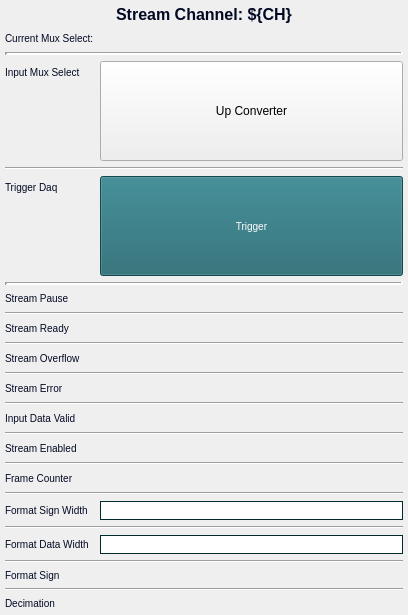
First picture: the form in individuals/up_converter_ch_stream.ui, repository cristinasewell/ATCA_PyDM_Screens, before the edit.
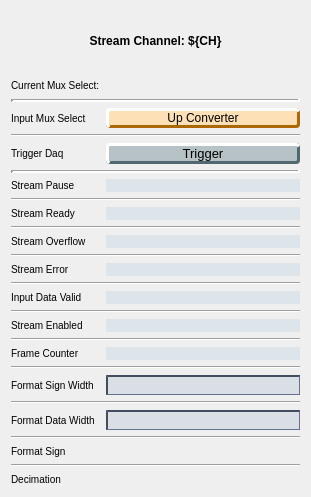
Second picture: the form after the edit. Custom widgets are drawn as their Qt base class.

```diff
--- a/individuals/up_converter_ch_stream.ui
+++ b/individuals/up_converter_ch_stream.ui
@@ -6,8 +6,8 @@
    <rect>
     <x>0</x>
     <y>0</y>
-    <width>408</width>
-    <height>615</height>
+    <width>311</width>
+    <height>497</height>
    </rect>
   </property>
   <property name="sizePolicy">
@@ -25,19 +25,38 @@
   <property name="windowTitle">
    <string>Bay1 Channel Stream </string>
   </property>
-  <layout class="QVBoxLayout" name="verticalLayout" stretch="0,1">
-   <property name="leftMargin">
-    <number>5</number>
-   </property>
-   <property name="topMargin">
-    <number>5</number>
-   </property>
-   <property name="rightMargin">
-    <number>5</number>
-   </property>
-   <property name="bottomMargin">
-    <number>5</number>
-   </property>
+  <property name="styleSheet">
+   <string notr="true">QPushButton {
+    background-color: rgb(182, 194, 198);
+    border-color: rgb(182, 204, 212) rgb(82, 104, 112) rgb(82, 104, 112) rgb(182,204,212);
+    border-style: outset;
+    border-radius: 4px;
+    border-width: 3px; 
+}
+QPushButton:flat {
+    border: none; /* no border for a flat push button */
+}
+QPushButton:hover {
+   background-color: rgb(154,170,176);
+}
+QPushButton:pressed {
+    background-color: rgb(139,195,186);
+    border-style: inset;
+    border-width: 3px;
+	border-color: rgb(47,91,84);
+}
+
+QLineEdit {
+  background-color: rgb(218,223,230);
+  border-color: rgb(66,77,96);
+  border-style: inset;
+  border-width: 2px 1px 1px 2px;
+}
+QLabel {
+  font-size: 10px;
+}</string>
+  </property>
+  <layout class="QVBoxLayout" name="verticalLayout">
    <item>
     <widget class="QLabel" name="label">
      <property name="sizePolicy">
@@ -48,8 +67,7 @@
      </property>
      <property name="styleSheet">
       <string notr="true">QLabel{
-  color:#030923;
-  font-size: 16px;
+  font-size: 12px;
   font: bold;
 }</string>
      </property>
@@ -71,12 +89,13 @@
          <verstretch>0</verstretch>
         </sizepolicy>
        </property>
+       <property name="font">
+        <font>
+         <pointsize>-1</pointsize>
+        </font>
+       </property>
        <property name="styleSheet">
-        <string notr="true">QLabel{
-  color:#030923;
-  font-size: 10px;
-  font-style: bold;
-}</string>
+        <string notr="true"/>
        </property>
        <property name="text">
         <string>Current Mux Select:</string>
@@ -118,12 +137,13 @@
      </item>
      <item row="2" column="0">
       <widget class="QLabel" name="label_14">
+       <property name="font">
+        <font>
+         <pointsize>-1</pointsize>
+        </font>
+       </property>
        <property name="styleSheet">
-        <string notr="true">QLabel{
-  color:#030923;
-  font-size: 10px;
-  font-style: bold;
-}</string>
+        <string notr="true"/>
        </property>
        <property name="text">
         <string>Input Mux Select</string>
@@ -141,6 +161,26 @@
        <property name="toolTip">
         <string/>
        </property>
+       <property name="styleSheet">
+        <string notr="true">QPushButton {
+    background-color: rgb(253,224,181);
+    border-color: rgb(253,224,181) rgb(172,104,4) rgb(172,104,4) rgb(253,224,181);
+    border-style: outset;
+    border-radius: 4px;
+    border-width: 3px; 
+}
+QPushButton:flat {
+    border: none; /* no border for a flat push button */
+}
+QPushButton:hover {
+   background-color: rgb(233,204,161);
+}
+QPushButton:pressed {
+    background-color: rgb(233,204,161);
+    border-style: inset;
+    border-width: 3px;
+}</string>
+       </property>
        <property name="text">
         <string>Up Converter</string>
        </property>
@@ -168,12 +208,13 @@
      </item>
      <item row="4" column="0">
       <widget class="QLabel" name="label_13">
+       <property name="font">
+        <font>
+         <pointsize>-1</pointsize>
+        </font>
+       </property>
        <property name="styleSheet">
-        <string notr="true">QLabel{
-  color:#030923;
-  font-size: 10px;
-  font-style: bold;
-}</string>
+        <string notr="true"/>
        </property>
        <property name="text">
         <string>Trigger Daq</string>
@@ -188,23 +229,22 @@
          <verstretch>0</verstretch>
         </sizepolicy>
        </property>
+       <property name="maximumSize">
+        <size>
+         <width>16777215</width>
+         <height>48</height>
+        </size>
+       </property>
+       <property name="font">
+        <font>
+         <pointsize>10</pointsize>
+        </font>
+       </property>
        <property name="toolTip">
         <string/>
        </property>
        <property name="styleSheet">
-        <string notr="true">QPushButton {
-  background-color: #1E646E;
-  border-color: #F3B749;
-  color:white;
-  font-size: 10px;
-}
-QPushButton:pressed{
-  background-color: #023459;
-  font: bold
-}
-QPushButton:hover{
-  border-style: outset;
-}</string>
+        <string notr="true"/>
        </property>
        <property name="text">
         <string>Trigger</string>
@@ -229,12 +269,13 @@
      </item>
      <item row="6" column="0">
       <widget class="QLabel" name="label_3">
+       <property name="font">
+        <font>
+         <pointsize>-1</pointsize>
+        </font>
+       </property>
        <property name="styleSheet">
-        <string notr="true">QLabel{
-  color:#030923;
-  font-size: 10px;
-  font-style: bold;
-}</string>
+        <string notr="true"/>
        </property>
        <property name="text">
         <string>Stream Pause</string>
@@ -245,14 +286,16 @@
       <widget class="PyDMLabel" name="PyDMLabel">
        <property name="font">
         <font>
-         <pointsize>10</pointsize>
+         <pointsize>-1</pointsize>
         </font>
        </property>
        <property name="toolTip">
         <string/>
        </property>
        <property name="styleSheet">
-        <string notr="true"/>
+        <string notr="true">QLabel{
+  background-color: rgb(222,229,234);
+}</string>
        </property>
        <property name="text">
         <string/>
@@ -271,12 +314,13 @@
      </item>
      <item row="8" column="0">
       <widget class="QLabel" name="label_4">
+       <property name="font">
+        <font>
+         <pointsize>-1</pointsize>
+        </font>
+       </property>
        <property name="styleSheet">
-        <string notr="true">QLabel{
-  color:#030923;
-  font-size: 10px;
-  font-style: bold;
-}</string>
+        <string notr="true"/>
        </property>
        <property name="text">
         <string>Stream Ready</string>
@@ -287,14 +331,16 @@
       <widget class="PyDMLabel" name="PyDMLabel_2">
        <property name="font">
         <font>
-         <pointsize>10</pointsize>
+         <pointsize>-1</pointsize>
         </font>
        </property>
        <property name="toolTip">
         <string/>
        </property>
        <property name="styleSheet">
-        <string notr="true"/>
+        <string notr="true">QLabel{
+  background-color: rgb(222,229,234);
+}</string>
        </property>
        <property name="text">
         <string/>
@@ -313,12 +359,13 @@
      </item>
      <item row="10" column="0">
       <widget class="QLabel" name="label_2">
+       <property name="font">
+        <font>
+         <pointsize>-1</pointsize>
+        </font>
+       </property>
        <property name="styleSheet">
-        <string notr="true">QLabel{
-  color:#030923;
-  font-size: 10px;
-  font-style: bold;
-}</string>
+        <string notr="true"/>
        </property>
        <property name="text">
         <string>Stream Overflow</string>
@@ -329,14 +376,16 @@
       <widget class="PyDMLabel" name="PyDMLabel_3">
        <property name="font">
         <font>
-         <pointsize>10</pointsize>
+         <pointsize>-1</pointsize>
         </font>
        </property>
        <property name="toolTip">
         <string/>
        </property>
        <property name="styleSheet">
-        <string notr="true"/>
+        <string notr="true">QLabel{
+  background-color: rgb(222,229,234);
+}</string>
        </property>
        <property name="text">
         <string/>
@@ -355,12 +404,13 @@
      </item>
      <item row="12" column="0">
       <widget class="QLabel" name="label_5">
+       <property name="font">
+        <font>
+         <pointsize>-1</pointsize>
+        </font>
+       </property>
        <property name="styleSheet">
-        <string notr="true">QLabel{
-  color:#030923;
-  font-size: 10px;
-  font-style: bold;
-}</string>
+        <string notr="true"/>
        </property>
        <property name="text">
         <string>Stream Error</string>
@@ -371,14 +421,16 @@
       <widget class="PyDMLabel" name="PyDMLabel_4">
        <property name="font">
         <font>
-         <pointsize>10</pointsize>
+         <pointsize>-1</pointsize>
         </font>
        </property>
        <property name="toolTip">
         <string/>
        </property>
        <property name="styleSheet">
-        <string notr="true"/>
+        <string notr="true">QLabel{
+  background-color: rgb(222,229,234);
+}</string>
        </property>
        <property name="text">
         <string/>
@@ -397,12 +449,13 @@
      </item>
      <item row="14" column="0">
       <widget class="QLabel" name="label_6">
+       <property name="font">
+        <font>
+         <pointsize>-1</pointsize>
+        </font>
+       </property>
        <property name="styleSheet">
-        <string notr="true">QLabel{
-  color:#030923;
-  font-size: 10px;
-  font-style: bold;
-}</string>
+        <string notr="true"/>
        </property>
        <property name="text">
         <string>Input Data Valid</string>
@@ -413,14 +466,16 @@
       <widget class="PyDMLabel" name="PyDMLabel_5">
        <property name="font">
         <font>
-         <pointsize>10</pointsize>
+         <pointsize>-1</pointsize>
         </font>
        </property>
        <property name="toolTip">
         <string/>
        </property>
        <property name="styleSheet">
-        <string notr="true"/>
+        <string notr="true">QLabel{
+  background-color: rgb(222,229,234);
+}</string>
        </property>
        <property name="text">
         <string/>
@@ -439,12 +494,13 @@
      </item>
      <item row="16" column="0">
       <widget class="QLabel" name="label_7">
+       <property name="font">
+        <font>
+         <pointsize>-1</pointsize>
+        </font>
+       </property>
        <property name="styleSheet">
-        <string notr="true">QLabel{
-  color:#030923;
-  font-size: 10px;
-  font-style: bold;
-}</string>
+        <string notr="true"/>
        </property>
        <property name="text">
         <string>Stream Enabled</string>
@@ -455,14 +511,16 @@
       <widget class="PyDMLabel" name="PyDMLabel_6">
        <property name="font">
         <font>
-         <pointsize>10</pointsize>
+         <pointsize>-1</pointsize>
         </font>
        </property>
        <property name="toolTip">
         <string/>
        </property>
        <property name="styleSheet">
-        <string notr="true"/>
+        <string notr="true">QLabel{
+  background-color: rgb(222,229,234);
+}</string>
        </property>
        <property name="text">
         <string/>
@@ -481,12 +539,13 @@
      </item>
      <item row="18" column="0">
       <widget class="QLabel" name="label_8">
+       <property name="font">
+        <font>
+         <pointsize>-1</pointsize>
+        </font>
+       </property>
        <property name="styleSheet">
-        <string notr="true">QLabel{
-  color:#030923;
-  font-size: 10px;
-  font-style: bold;
-}</string>
+        <string notr="true"/>
        </property>
        <property name="text">
         <string>Frame Counter</string>
@@ -497,14 +556,16 @@
       <widget class="PyDMLabel" name="PyDMLabel_7">
        <property name="font">
         <font>
-         <pointsize>10</pointsize>
+         <pointsize>-1</pointsize>
         </font>
        </property>
        <property name="toolTip">
         <string/>
        </property>
        <property name="styleSheet">
-        <string notr="true"/>
+        <string notr="true">QLabel{
+  background-color: rgb(222,229,234);
+}</string>
        </property>
        <property name="text">
         <string/>
@@ -523,12 +584,13 @@
      </item>
      <item row="20" column="0">
       <widget class="QLabel" name="label_9">
+       <property name="font">
+        <font>
+         <pointsize>-1</pointsize>
+        </font>
+       </property>
        <property name="styleSheet">
-        <string notr="true">QLabel{
-  color:#030923;
-  font-size: 10px;
-  font-style: bold;
-}</string>
+        <string notr="true"/>
        </property>
        <property name="text">
         <string>Format Sign Width</string>
@@ -546,11 +608,7 @@
         <string/>
        </property>
        <property name="styleSheet">
-        <string notr="true">QLineEdit{
-  border-width: 1px; 
-  border-style: solid; 
-  border-color: #002C2F;
-}</string>
+        <string notr="true"/>
        </property>
        <property name="channel" stdset="0">
         <string>ca://${DEVICE}:DAQMUX1_FORMATSIGNWIDTH${CH}</string>
@@ -566,12 +624,13 @@
      </item>
      <item row="22" column="0">
       <widget class="QLabel" name="label_10">
+       <property name="font">
+        <font>
+         <pointsize>-1</pointsize>
+        </font>
+       </property>
        <property name="styleSheet">
-        <string notr="true">QLabel{
-  color:#030923;
-  font-size: 10px;
-  font-style: bold;
-}</string>
+        <string notr="true"/>
        </property>
        <property name="text">
         <string>Format Data Width</string>
@@ -589,11 +648,7 @@
         <string/>
        </property>
        <property name="styleSheet">
-        <string notr="true">QLineEdit{
-  border-width: 1px; 
-  border-style: solid; 
-  border-color: #002C2F;
-}</string>
+        <string notr="true"/>
        </property>
        <property name="channel" stdset="0">
         <string>ca://${DEVICE}:DAQMUX1_FORMATDATAWIDTH${CH}</string>
@@ -609,12 +664,13 @@
      </item>
      <item row="24" column="0">
       <widget class="QLabel" name="label_11">
+       <property name="font">
+        <font>
+         <pointsize>-1</pointsize>
+        </font>
+       </property>
        <property name="styleSheet">
-        <string notr="true">QLabel{
-  color:#030923;
-  font-size: 10px;
-  font-style: bold;
-}</string>
+        <string notr="true"/>
        </property>
        <property name="text">
         <string>Format Sign</string>
@@ -623,23 +679,22 @@
      </item>
      <item row="24" column="1">
       <widget class="PyDMEnumButton" name="PyDMEnumButton">
+       <property name="maximumSize">
+        <size>
+         <width>16777215</width>
+         <height>48</height>
+        </size>
+       </property>
+       <property name="font">
+        <font>
+         <pointsize>10</pointsize>
+        </font>
+       </property>
        <property name="toolTip">
         <string/>
        </property>
        <property name="styleSheet">
-        <string notr="true">QPushButton {
-  background-color: #50697D;
-  border-color: #F3B749;
-  color:white;
-  font-size: 10px;
-}
-QPushButton:checked{
-  background-color: #14B09B;
-  font: bold
-}
-QPushButton:hover{
-  border-style: outset;
-}</string>
+        <string notr="true"/>
        </property>
        <property name="channel" stdset="0">
         <string>ca://${DEVICE}:DAQMUX1_FORMATSIGN${CH}</string>
@@ -676,12 +731,13 @@
      </item>
      <item row="26" column="0">
       <widget class="QLabel" name="label_12">
+       <property name="font">
+        <font>
+         <pointsize>-1</pointsize>
+        </font>
+       </property>
        <property name="styleSheet">
-        <string notr="true">QLabel{
-  color:#030923;
-  font-size: 10px;
-  font-style: bold;
-}</string>
+        <string notr="true"/>
        </property>
        <property name="text">
         <string>Decimation</string>
@@ -690,23 +746,22 @@
      </item>
      <item row="26" column="1">
       <widget class="PyDMEnumButton" name="PyDMEnumButton_2">
+       <property name="maximumSize">
+        <size>
+         <width>16777215</width>
+         <height>48</height>
+        </size>
+       </property>
+       <property name="font">
+        <font>
+         <pointsize>10</pointsize>
+        </font>
+       </property>
        <property name="toolTip">
         <string/>
        </property>
        <property name="styleSheet">
-        <string notr="true">QPushButton {
-  background-color: #50697D;
-  border-color: #F3B749;
-  color:white;
-  font-size: 10px;
-}
-QPushButton:checked{
-  background-color: #14B09B;
-  font: bold
-}
-QPushButton:hover{
-  border-style: outset;
-}</string>
+        <string notr="true"/>
        </property>
        <property name="channel" stdset="0">
         <string>ca://${DEVICE}:DAQMUX1_DECIMATION${CH}</string>
```
